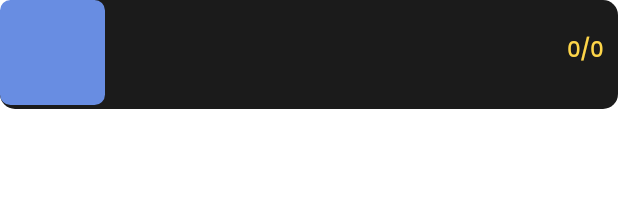
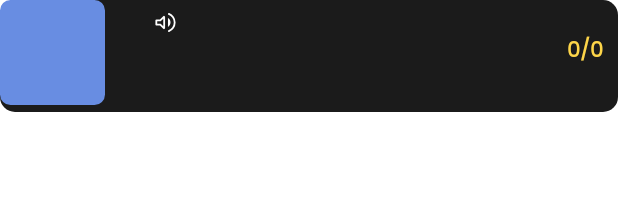
Before and after one commit to uchkun-azimboev/ToMemorizeVocabulary, an Android app: the layout item_view_word.xml on its own in the app's theme, with its tools: preview values and no code run, on a phone screen of 412 x 824 dp. Shown: the top 203 px of the screen. Run offline under Robolectric (Android 15) with nearby library versions, the phone set to English and light mode, and no system bars.

Commit message:
add text to speech feature

```diff
--- a/app/src/main/java/uz/pdp/tomemorizevocabulary/data/local/dao/WordDao.kt
+++ b/app/src/main/java/uz/pdp/tomemorizevocabulary/data/local/dao/WordDao.kt
@@ -21,6 +21,9 @@ interface WordDao {
     @Query("select * from word where word.phrase like :text || '%'")
     suspend fun getSearchWord(text: String): List<Word>
 
+    @Query("delete from word where category_title = :title")
+    suspend fun deleteWordsByTitle(title: String)
+
     @Update
     suspend fun updateWord(word: Word)
 
--- a/app/src/main/java/uz/pdp/tomemorizevocabulary/repository/WordRepository.kt
+++ b/app/src/main/java/uz/pdp/tomemorizevocabulary/repository/WordRepository.kt
@@ -10,4 +10,5 @@ interface WordRepository {
     suspend fun incrementAllCount(id: Int)
     suspend fun updateWord(word: Word)
     suspend fun deleteWord(word: Word)
+    suspend fun deleteWordByTitle(title: String)
 }
--- a/app/src/main/java/uz/pdp/tomemorizevocabulary/repository/WordRepositoryImp.kt
+++ b/app/src/main/java/uz/pdp/tomemorizevocabulary/repository/WordRepositoryImp.kt
@@ -32,4 +32,8 @@ class WordRepositoryImp(private val wordDao: WordDao) : WordRepository {
     override suspend fun deleteWord(word: Word) {
         wordDao.deleteWord(word)
     }
+
+    override suspend fun deleteWordByTitle(title: String) {
+        wordDao.deleteWordsByTitle(title)
+    }
 }
--- a/app/src/main/java/uz/pdp/tomemorizevocabulary/ui/main/main/MainViewModel.kt
+++ b/app/src/main/java/uz/pdp/tomemorizevocabulary/ui/main/main/MainViewModel.kt
@@ -12,6 +12,7 @@ import uz.pdp.tomemorizevocabulary.data.local.entity.Category
 import uz.pdp.tomemorizevocabulary.data.local.entity.User
 import uz.pdp.tomemorizevocabulary.repository.CategoryRepository
 import uz.pdp.tomemorizevocabulary.repository.UserRepository
+import uz.pdp.tomemorizevocabulary.repository.WordRepository
 import uz.pdp.tomemorizevocabulary.utils.Resource
 import uz.pdp.tomemorizevocabulary.utils.SingleLiveEvent
 import javax.inject.Inject
@@ -19,7 +20,8 @@ import javax.inject.Inject
 @HiltViewModel
 class MainViewModel @Inject constructor(
     private val categoryRepository: CategoryRepository,
-    private val userRepository: UserRepository
+    private val userRepository: UserRepository,
+    private val wordRepository: WordRepository
 ) : ViewModel() {
 
     private var _categories = SingleLiveEvent<Resource<List<Category>>>()
@@ -47,6 +49,7 @@ class MainViewModel @Inject constructor(
             withContext(Dispatchers.IO) {
                 categoryRepository.deleteCategory(category)
                 userRepository.decrementAllCategories(username)
+                wordRepository.deleteWordByTitle(category.title)
             }
         }.invokeOnCompletion {
             loadData(username)
--- a/app/src/main/res/layout/item_view_word.xml
+++ b/app/src/main/res/layout/item_view_word.xml
@@ -1,6 +1,7 @@
 <?xml version="1.0" encoding="utf-8"?>
 <LinearLayout xmlns:android="http://schemas.android.com/apk/res/android"
     xmlns:app="http://schemas.android.com/apk/res-auto"
+    xmlns:tools="http://schemas.android.com/tools"
     android:layout_width="match_parent"
     android:layout_height="wrap_content"
     android:layout_marginBottom="15dp"
@@ -41,13 +42,33 @@
         android:orientation="vertical"
         android:paddingHorizontal="15dp">
 
-        <TextView
-            android:id="@+id/tv_word"
-            style="@style/BoldText"
+        <LinearLayout
             android:layout_width="wrap_content"
             android:layout_height="wrap_content"
-            android:textColor="@color/white"
-            android:textSize="16sp" />
+            android:gravity="center_vertical"
+            android:orientation="horizontal">
+
+            <TextView
+                android:id="@+id/tv_word"
+                style="@style/BoldText"
+                android:layout_width="0dp"
+                android:layout_height="wrap_content"
+                android:layout_weight="1"
+                android:textColor="@color/white"
+                android:textSize="16sp" />
+
+            <com.google.android.material.imageview.ShapeableImageView
+                android:id="@+id/iv_voice"
+                android:layout_width="30dp"
+                android:layout_height="30dp"
+                android:layout_marginStart="10dp"
+                android:background="?android:attr/selectableItemBackground"
+                android:src="@drawable/ic_sound_24px"
+                app:contentPadding="5dp"
+                app:shapeAppearanceOverlay="@style/circle_corner"
+                app:tint="@color/white" />
+
+        </LinearLayout>
 
         <TextView
             android:id="@+id/tv_type"
--- a/app/src/main/res/values/styles.xml
+++ b/app/src/main/res/values/styles.xml
@@ -20,6 +20,10 @@
 
     <style name="rounded_corner_10dp">
         <item name="cornerSize">10dp</item>
+    </style>
+
+    <style name="circle_corner">
+        <item name="cornerSize">50%</item>
     </style>
 
     <style name="textInputStyle" parent="Widget.MaterialComponents.TextInputLayout.OutlinedBox">
```
Also changed, not shown: app/src/main/java/uz/pdp/tomemorizevocabulary/ui/TTSFragment.kt (added, +37 -0 lines), app/src/main/java/uz/pdp/tomemorizevocabulary/ui/category/main/CategoryFragment.kt (+8 -2 lines), app/src/main/java/uz/pdp/tomemorizevocabulary/ui/category/main/WordAdapter.kt (+9 -2 lines), app/src/main/java/uz/pdp/tomemorizevocabulary/ui/category/play/PlayFragment.kt (+6 -20 lines), app/src/main/java/uz/pdp/tomemorizevocabulary/ui/main/search/SearchFragment.kt (+9 -2 lines), app/src/main/res/layout/item_view_card.xml (+7 -3 lines).
